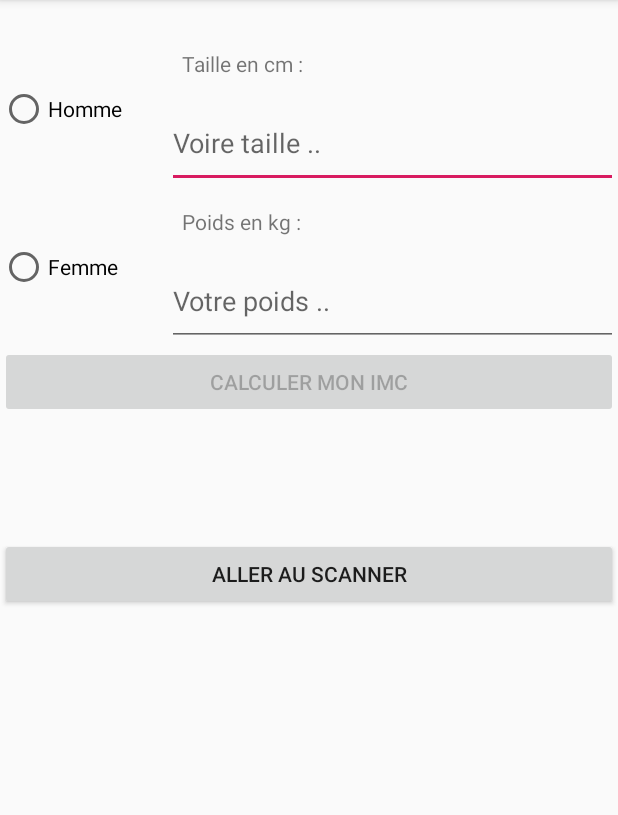
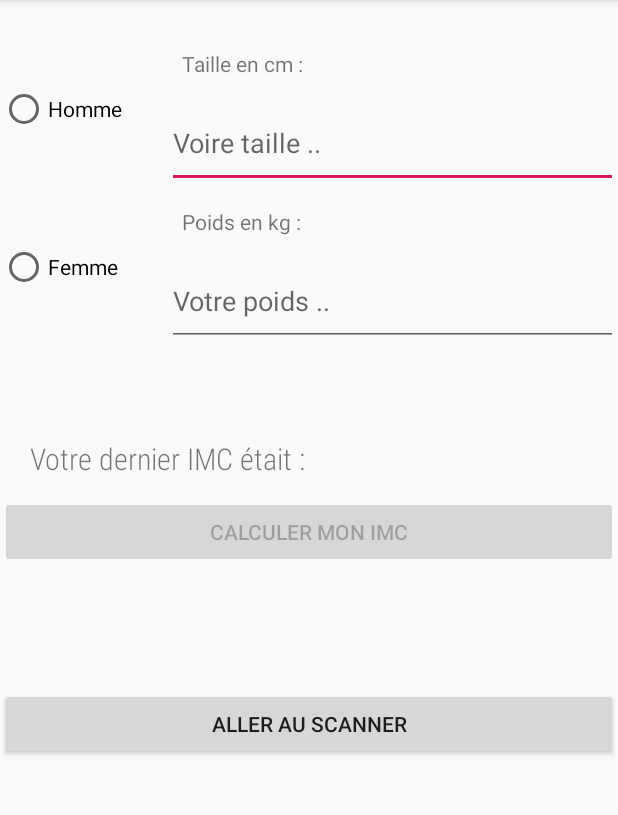
Before and after one commit to adrientiburce/Android-BMI-App, an Android app: the screen it shows after launch (MainActivity), on a phone screen of 412 x 824 dp, the part 84-899 px from its top. Run offline under Robolectric (Android 15) with nearby library versions, the phone set to English and light mode, and no system bars.

Commit message:
(Add) lastImc as preference on MainActivity :pencil:

```diff
--- a/app/src/main/java/com/example/imcapp/MainActivity.java
+++ b/app/src/main/java/com/example/imcapp/MainActivity.java
@@ -1,6 +1,8 @@
 package com.example.imcapp;
 
 import android.content.Intent;
+import android.content.SharedPreferences;
+import android.preference.PreferenceManager;
 import android.support.v7.app.AppCompatActivity;
 import android.os.Bundle;
 import android.text.Editable;
@@ -13,9 +15,12 @@ import android.widget.ImageView;
 import android.widget.RadioButton;
 import android.widget.TextView;
 
-public class MainActivity extends AppCompatActivity implements TextWatcher {
+import java.io.Serializable;
+
+public class MainActivity extends AppCompatActivity implements TextWatcher, Serializable {
 
     private EditText edt_poids, edt_taille;
+    private TextView txt_welcome;
 
     //private Editable editable;
     private Button mButton, mScanBtn;
@@ -33,6 +38,7 @@ public class MainActivity extends AppCompatActivity implements TextWatcher {
         // wire widgets
         edt_poids = findViewById(R.id.edt_poids);
         edt_taille = findViewById(R.id.edt_taille);
+        txt_welcome = findViewById(R.id.txt_welcome);
         mButton = findViewById(R.id.btn_submit);
         mScanBtn = findViewById(R.id.btn_scan);
         radionBtnMan = findViewById(R.id.radio_btn_man);
@@ -50,10 +56,11 @@ public class MainActivity extends AppCompatActivity implements TextWatcher {
                 Intent secondActivity = new Intent(MainActivity.this, ResultActivity.class);
 
 
-                Float resultImc;
+                // get resultImc & resultSex => send as Extra
+                Float floatResultImc;
                 Float poids = Float.valueOf(edt_poids.getText().toString());
-                Float taille = Float.valueOf(edt_taille.getText().toString()) / 100;  // en metre dans la formule
-                resultImc = poids / (taille * taille);
+                Float taille = Float.valueOf(edt_taille.getText().toString()) / 100;
+                floatResultImc = poids / (taille * taille);
 
                 String resultSex = "Vous"; // 1 : men, 2 woman
                 if (radionBtnMan.isChecked()) {
@@ -62,10 +69,21 @@ public class MainActivity extends AppCompatActivity implements TextWatcher {
                 if (radionBtnWoman.isChecked()) {
                     resultSex = "Femme";
                 }
+
+                int resultImc = Math.round(floatResultImc);
+
                 secondActivity.putExtra("keyIMC", String.valueOf(resultImc));
                 secondActivity.putExtra("sex", resultSex);
+
+                //add lastImc to Preferences
+                SharedPreferences settings = PreferenceManager.getDefaultSharedPreferences(MainActivity.this);
+                SharedPreferences.Editor editor = settings.edit();
+                editor.clear();
+
+                editor.putString("lastImc", String.valueOf(resultImc));
+                editor.apply();
+
                 startActivity(secondActivity);
-
 
             }
         });
@@ -81,7 +99,22 @@ public class MainActivity extends AppCompatActivity implements TextWatcher {
     }
 
     @Override
+    protected void onStart() {
+        super.onStart();
+
+        SharedPreferences settings =
+                PreferenceManager.getDefaultSharedPreferences(this);
+        String lastImc = settings.getString("lastImc", "");
+        txt_welcome.setText("Votre dernier IMC était : " + lastImc);
+    }
+
+    @Override
     public void beforeTextChanged(CharSequence s, int start, int count, int after) {
+
+    }
+
+    @Override
+    public void onTextChanged(CharSequence s, int start, int before, int count) {
 
     }
 
@@ -99,9 +132,4 @@ public class MainActivity extends AppCompatActivity implements TextWatcher {
         }
     }
 
-    @Override
-    public void onTextChanged(CharSequence s, int start, int before, int count) {
-
-    }
-
 }
--- a/app/src/main/java/com/example/imcapp/ResultActivity.java
+++ b/app/src/main/java/com/example/imcapp/ResultActivity.java
@@ -22,8 +22,7 @@ public class ResultActivity extends AppCompatActivity {
         image_result = findViewById(R.id.image_result);
 
         // get Extras
-
-        Float resultImc = Float.valueOf(this.getIntent().getStringExtra("keyIMC"));
+        int resultImc = Integer.valueOf(this.getIntent().getStringExtra("keyIMC"));
         String resultSex = this.getIntent().getStringExtra("sex");
 
         txt_result.setText(resultSex + " avec un IMC de : " + resultImc);
@@ -31,7 +30,7 @@ public class ResultActivity extends AppCompatActivity {
 
         txt_analyse.setText("Vous êtes en : ");
 
-        if (resultImc < 16.5) {
+        if (resultImc < 16) {
             txt_analyse.append("sous-alimentation");
             image_result.setImageDrawable(getResources().getDrawable(R.drawable.ic_smyley_very_sad));
         } else if (resultImc < 20) {
--- a/app/src/main/res/layout/activity_main.xml
+++ b/app/src/main/res/layout/activity_main.xml
@@ -11,7 +11,9 @@
         android:layout_width="match_parent"
         android:layout_height="wrap_content"
         android:orientation="horizontal"
-        android:layout_marginTop="20dp">
+        android:layout_marginTop="20dp"
+        android:layout_marginBottom="50dp"
+        >
 
         <RadioGroup
             android:layout_width="wrap_content"
@@ -74,6 +76,17 @@
         </LinearLayout>
     </LinearLayout>
 
+    <TextView
+        android:id="@+id/txt_welcome"
+        android:layout_width="match_parent"
+        android:layout_height="50dp"
+        android:paddingLeft="20dp"
+        android:gravity="center_vertical"
+        android:textSize="20dp"
+        android:fontFamily="sans-serif-condensed-light"
+        android:text="Votre dernier IMC était : "
+        />
+
     <Button
         android:id="@+id/btn_submit"
         android:layout_width="match_parent"
```
